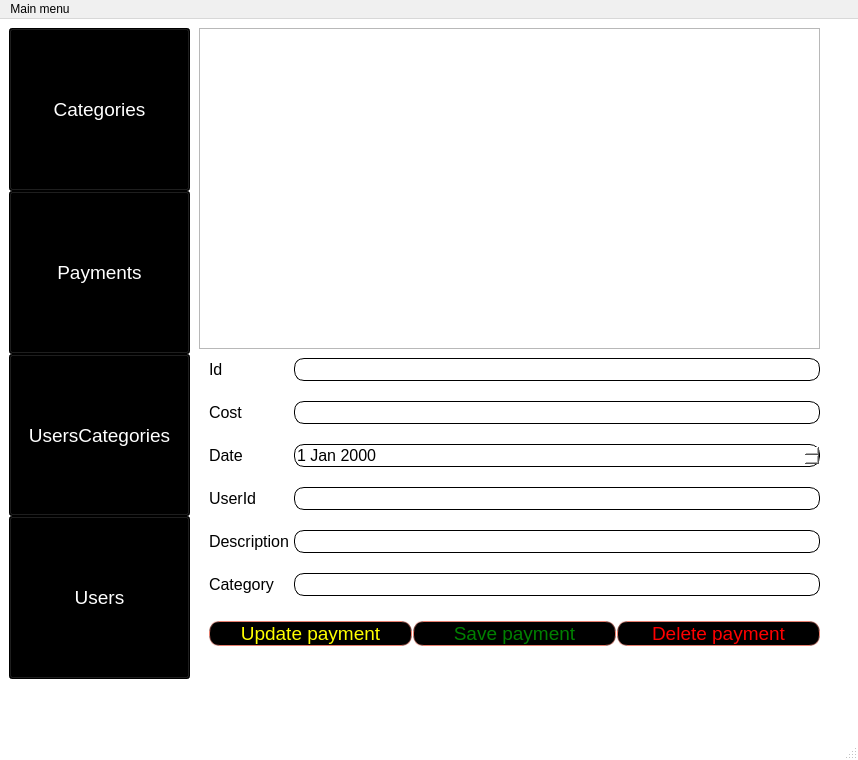
The window that mainwindow.ui (ihareal/budgeting) describes before a commit, drawn with Qt 5.
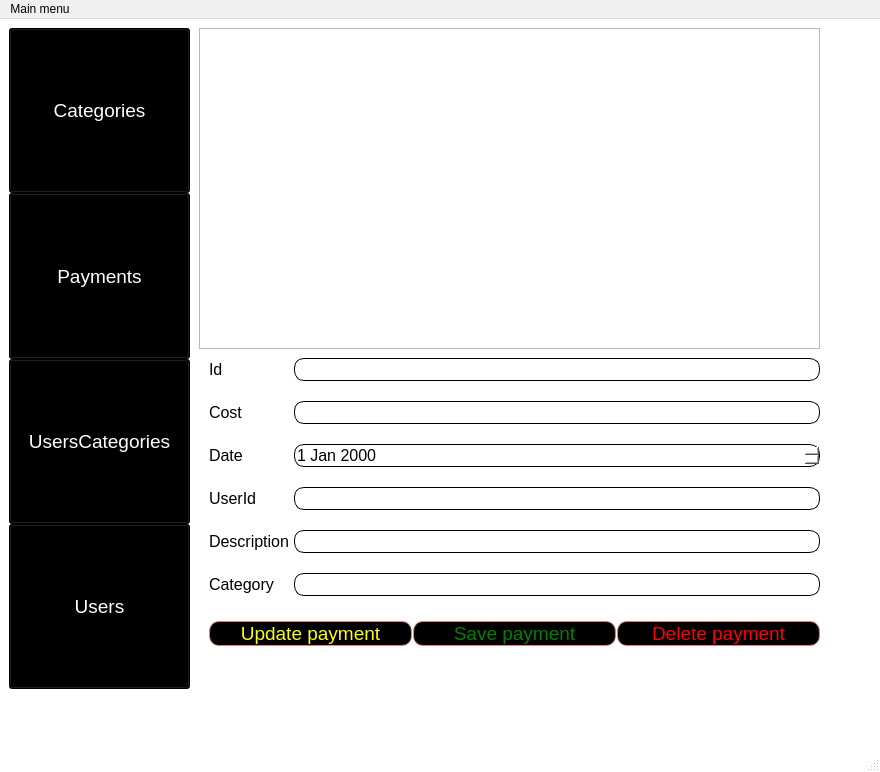
The same window after the commit. The open tabs and pages were chosen to show the change.

Commit message: adjust navigation panel layout

Diff of the .ui file:
```diff
--- a/mainwindow.ui
+++ b/mainwindow.ui
@@ -6,8 +6,8 @@
    <rect>
     <x>0</x>
     <y>0</y>
-    <width>858</width>
-    <height>760</height>
+    <width>880</width>
+    <height>772</height>
    </rect>
   </property>
   <property name="font">
@@ -647,7 +647,7 @@
           <x>0</x>
           <y>0</y>
           <width>181</width>
-          <height>651</height>
+          <height>661</height>
          </rect>
         </property>
         <layout class="QVBoxLayout" name="navigationPanel">
@@ -1111,7 +1111,7 @@
     <rect>
      <x>0</x>
      <y>0</y>
-     <width>858</width>
+     <width>880</width>
      <height>20</height>
     </rect>
    </property>
```
Left out of the diff: 2 changed lines with no effect on the pictures.
